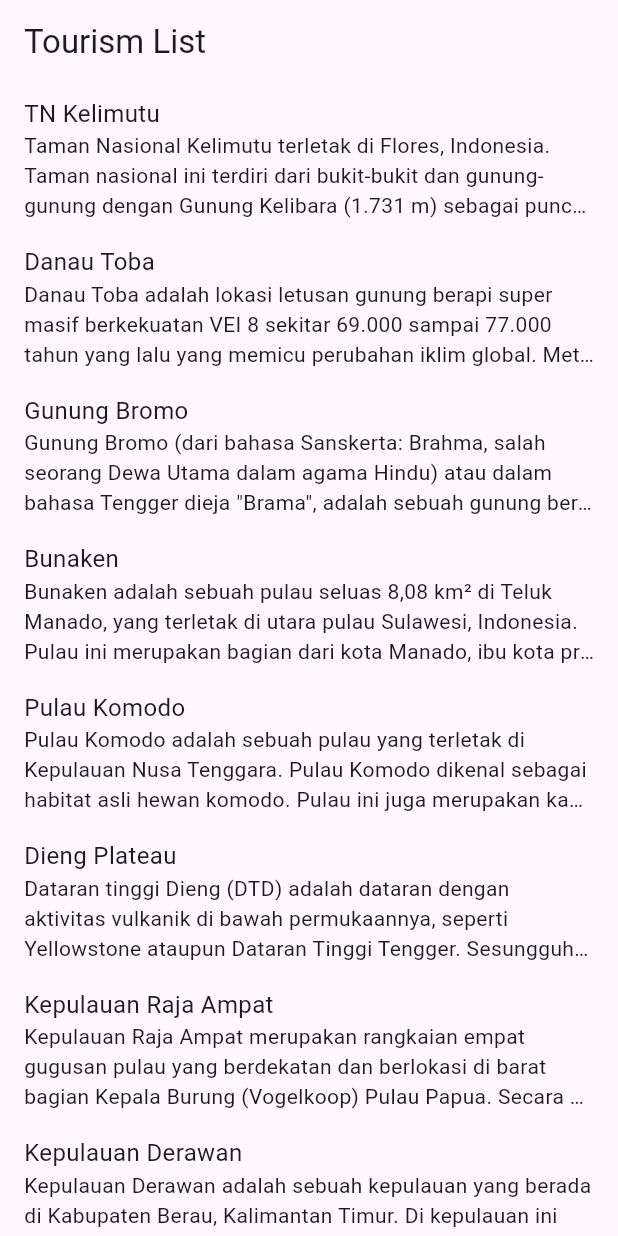
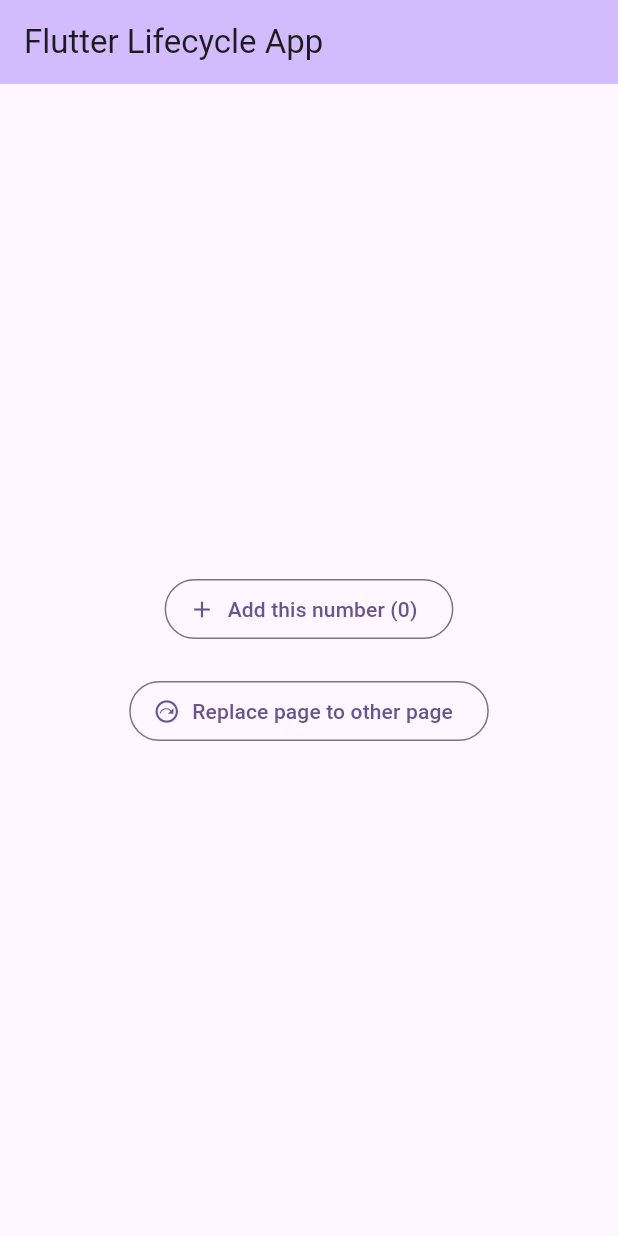
Before and after one commit to mrisqikhasani/Learn-Funda-Flutter, a Flutter app: the screen it shows after launch, on a phone screen of 412 x 824 dp. Run offline on Flutter 3.47's test engine with Material 3 defaults, Android fonts, the phone set to English and light mode, and no system bars.

Commit message:
add lifecyle

```diff
--- a/lib/main.dart
+++ b/lib/main.dart
@@ -1,22 +1,29 @@
 import 'package:flutter/material.dart';
-import 'package:practice_class/screen/home/home_screen.dart';
+
+import 'my_stateful_widget_page.dart';
 
 void main() {
   runApp(const MyApp());
 }
 
-class MyApp extends StatelessWidget {
+class MyApp extends StatefulWidget {
   const MyApp({super.key});
+
+  @override
+  State<MyApp> createState() => _MyAppState();
+}
+
+class _MyAppState extends State<MyApp> {
 
   @override
   Widget build(BuildContext context) {
     return MaterialApp(
-     title: 'Flutter Demo',
+      title: 'Flutter Lifecycle App',
       theme: ThemeData(
         colorScheme: ColorScheme.fromSeed(seedColor: Colors.deepPurple),
         useMaterial3: true,
       ),
-     home: HomeScreen(),
+      home: const MyStatefulWidget(),
     );
   }
 }
--- a/lib/model/tourism.dart
+++ /dev/null
@@ -1,168 +0,0 @@
-class Tourism {
-  final int id;
-  final String name;
-  final String description;
-  final String address;
-  final double longitude;
-  final double latitude;
-  final int like;
-  final String image;
-
-  Tourism({
-    required this.id,
-    required this.name,
-    required this.description,
-    required this.address,
-    required this.longitude,
-    required this.latitude,
-    required this.like,
-    required this.image,
-  });
-}
-
- final List<Tourism> tourismList = [
-    Tourism(
-      id: 1,
-      name: 'TN Kelimutu',
-      description:
-          'Taman Nasional Kelimutu terletak di Flores, Indonesia. Taman nasional ini terdiri dari bukit-bukit dan gunung-gunung dengan Gunung Kelibara (1.731 m) sebagai puncak tertinggi. Gunung Kelimutu, terdapat danau Danau tiga warna yang juga merupakan tempat dari Taman Nasional Kelimutu.\n\nDi dalam Taman Nasional Kelimutu, terdapat arboretum, hutan kecil seluas 4,5 hektare yang mewakili koleksi keanekaragaman flora di daerah tersebut. Di sana terdapat 78 jenis pohon yang dikelompokkan ke dalam 36 suku. Beberapa koleksi flora yang merupakan endemik Kelimutu adalah uta onga (Begonia kelimutuensis), turuwara (Rhododendron renschianum), dan arngoni (Vaccinium varingiaefolium).',
-      address: 'Detusoko, Kabupaten Ende, NTT',
-      longitude: 121.791432,
-      latitude: -8.7415482,
-      like: 57,
-      image:
-          'https://upload.wikimedia.org/wikipedia/commons/thumb/8/83/Kelimutu_2008-08-08.jpg/800px-Kelimutu_2008-08-08.jpg',
-    ),
-    Tourism(
-      id: 2,
-      name: 'Danau Toba',
-      description:
-          'Danau Toba adalah lokasi letusan gunung berapi super masif berkekuatan VEI 8 sekitar 69.000 sampai 77.000 tahun yang lalu yang memicu perubahan iklim global. Metode penanggalan terkini menetapkan bahwa 74.000 tahun yang lalu lebih akurat. Letusan ini merupakan letusan eksplosif terbesar di Bumi dalam kurun 25 juta tahun terakhir. Menurut teori bencana Toba, letusan ini berdampak besar bagi populasi manusia di seluruh dunia; dampak letusan menewaskan sebagian besar manusia yang hidup waktu itu dan diyakini menyebabkan penyusutan populasi di Afrika timur tengah dan India sehingga memengaruhi genetika populasi manusia di seluruh dunia sampai sekarang.',
-      address: 'Kota Pematang Siantar, Sumatera Utara',
-      longitude: 98.8932576,
-      latitude: 2.6540427,
-      like: 12,
-      image:
-          'https://cdn.pixabay.com/photo/2016/12/09/11/51/lake-toba-1894746_960_720.jpg',
-    ),
-    Tourism(
-      id: 3,
-      name: 'Gunung Bromo',
-      description:
-          'Gunung Bromo (dari bahasa Sanskerta: Brahma, salah seorang Dewa Utama dalam agama Hindu) atau dalam bahasa Tengger dieja "Brama", adalah sebuah gunung berapi aktif di Jawa Timur, Indonesia. Gunung ini memiliki ketinggian 2.329 meter di atas permukaan laut dan berada dalam empat wilayah kabupaten, yakni Kabupaten Probolinggo, Kabupaten Pasuruan, Kabupaten Lumajang, dan Kabupaten Malang. Gunung Bromo terkenal sebagai objek wisata utama di Jawa Timur. Sebagai sebuah objek wisata, Bromo menjadi menarik karena statusnya sebagai gunung berapi yang masih aktif. Gunung Bromo termasuk dalam kawasan Taman Nasional Bromo Tengger Semeru.\n\nBentuk tubuh Gunung Bromo bertautan antara lembah dan ngarai dengan kaldera atau lautan pasir seluas sekitar 10 kilometer persegi. Ia mempunyai sebuah kawah dengan garis tengah ± 800 meter (utara-selatan) dan ± 600 meter (timur-barat). Sedangkan daerah bahayanya berupa lingkaran dengan jari-jari 4 km dari pusat kawah Bromo.',
-      address: 'Podokoyo, Tosari, Pasuruan',
-      longitude: 112.9355026,
-      latitude: -7.9424931,
-      like: 88,
-      image:
-          'https://images.unsplash.com/photo-1505993597083-3bd19fb75e57?ixlib=rb-1.2.1&ixid=eyJhcHBfaWQiOjEyMDd9&auto=format&fit=crop&w=1354&q=80',
-    ),
-    Tourism(
-      id: 4,
-      name: 'Bunaken',
-      description:
-          'Bunaken adalah sebuah pulau seluas 8,08 km² di Teluk Manado, yang terletak di utara pulau Sulawesi, Indonesia. Pulau ini merupakan bagian dari kota Manado, ibu kota provinsi Sulawesi Utara, Indonesia. Pulau Bunaken dapat di tempuh dengan kapal cepat (speed boat) atau kapal sewaan dengan perjalanan sekitar 30 menit dari pelabuhan kota Manado. Di sekitar pulau Bunaken terdapat taman laut Bunaken yang merupakan bagian dari Taman Nasional Bunaken. Taman laut ini memiliki biodiversitas kelautan salah satu yang tertinggi di dunia. Selam scuba menarik banyak pengunjung ke pulau ini. Secara keseluruhan taman laut Bunaken meliputi area seluas 75.265 hektare dengan lima pulau yang berada di dalamnya, yakni Pulau Manado Tua (Manarauw), Pulau Bunaken, Pulau Siladen, Pulau Mantehage berikut beberapa anak pulaunya, dan Pulau Naen. Meskipun meliputi area 75.265 hektare, lokasi penyelaman (diving) hanya terbatas di masing-masing pantai yang mengelilingi kelima pulau itu.',
-      address: 'Bunaken, Kabupaten Minahasa, Sulawesi Utara.',
-      longitude: 124.7601806,
-      latitude: 1.6231908,
-      like: 60,
-      image:
-          'https://upload.wikimedia.org/wikipedia/commons/thumb/5/5a/Sunset_at_Bunaken_Island%2C_Sulawesi%2C_2016.jpg/800px-Sunset_at_Bunaken_Island%2C_Sulawesi%2C_2016.jpg',
-    ),
-    Tourism(
-      id: 5,
-      name: 'Pulau Komodo',
-      description:
-          'Pulau Komodo adalah sebuah pulau yang terletak di Kepulauan Nusa Tenggara. Pulau Komodo dikenal sebagai habitat asli hewan komodo. Pulau ini juga merupakan kawasan Taman Nasional Komodo yang dikelola oleh Pemerintah Pusat. Pulau Komodo berada di sebelah timur Pulau Sumbawa, yang dipisahkan oleh Selat Sape. Di Pulau Komodo, hewan komodo hidup dan berkembang biak dengan baik. Hingga Agustus 2009, di pulau ini terdapat sekitar 1300 ekor komodo. Ditambah dengan pulau lain, seperti Pulau Rinca dan dan Gili Motang, jumlah mereka keseluruhan mencapai sekitar 2500 ekor. Ada pula sekitar 100 ekor komodo di Cagar Alam Wae Wuul di daratan Pulau Flores tapi tidak termasuk wilayah Taman Nasional Komodo.',
-      address: 'Kabupaten Manggarai Barat, NTT',
-      longitude: 119.332549,
-      latitude: -8.5892072,
-      like: 56,
-      image:
-          'https://cdn.pixabay.com/photo/2020/03/21/19/40/komodo-trekking-4955035_960_720.jpg',
-    ),
-    Tourism(
-      id: 6,
-      name: 'Dieng Plateau',
-      description:
-          'Dataran tinggi Dieng (DTD) adalah dataran dengan aktivitas vulkanik di bawah permukaannya, seperti Yellowstone ataupun Dataran Tinggi Tengger. Sesungguhnya ia adalah kaldera dengan gunung-gunung di sekitarnya sebagai tepinya. Terdapat banyak kawah sebagai tempat keluarnya gas, uap air dan berbagai material vulkanik lainnya. Keadaan ini sangat berbahaya bagi penduduk yang menghuni wilayah itu, terbukti dengan adanya bencana letusan gas Kawah Sinila 1979. Tidak hanya gas beracun, tetapi juga dapat dimungkinkan terjadi gempa bumi, letusan lumpur, tanah longsor, dan banjir.',
-      address: 'Batur, Banjarnegara, Jawa Tengah',
-      longitude: 109.8994385,
-      latitude: -7.2149012,
-      like: 46,
-      image:
-          'https://cdn.pixabay.com/photo/2018/12/03/14/01/mount-prau-3853489_960_720.jpg',
-    ),
-    Tourism(
-      id: 7,
-      name: 'Kepulauan Raja Ampat',
-      description:
-          'Kepulauan Raja Ampat merupakan rangkaian empat gugusan pulau yang berdekatan dan berlokasi di barat bagian Kepala Burung (Vogelkoop) Pulau Papua. Secara administrasi, gugusan ini berada di bawah Kabupaten Raja Ampat, Provinsi Papua Barat. Kepulauan ini sekarang menjadi tujuan para penyelam yang tertarik akan keindahan pemandangan bawah lautnya. Empat gugusan pulau yang menjadi anggotanya dinamakan menurut empat pulau terbesarnya, yaitu Pulau Waigeo, Pulau Misool, Pulau Salawati, dan Pulau Batanta.',
-      address: 'Kabupaten Raja Ampat, Papua Barat',
-      longitude: 130.5079122,
-      latitude: -0.233333,
-      like: 10,
-      image:
-          'https://images.unsplash.com/photo-1516690561799-46d8f74f9abf?ixlib=rb-1.2.1&ixid=eyJhcHBfaWQiOjEyMDd9&auto=format&fit=crop&w=1350&q=80',
-    ),
-    Tourism(
-      id: 8,
-      name: 'Kepulauan Derawan',
-      description:
-          'Kepulauan Derawan adalah sebuah kepulauan yang berada di Kabupaten Berau, Kalimantan Timur. Di kepulauan ini terdapat sejumlah objek wisata bahari menawan, salah satunya Taman Bawah Laut yang diminati wisatawan mancanegara terutama para penyelam kelas dunia.\n\nKepulauan Derawan memiliki tiga kecamatan yaitu, Pulau Derawan, Maratua, dan Biduk Biduk, Berau.\n\nSedikitnya ada empat pulau yang terkenal di kepulauan tersebut, yakni Pulau Maratua, Derawan, Sangalaki, dan Kakaban yang ditinggali satwa langka penyu hijau dan penyu sisik.',
-      address: 'Kabupaten Berau, Kalimantan Timur',
-      longitude: 118.2414973,
-      latitude: 2.2842912,
-      like: 5,
-      image:
-          'https://upload.wikimedia.org/wikipedia/commons/4/4e/Derawan_Island_East_Kalimantan.jpg',
-    ),
-    Tourism(
-      id: 9,
-      name: 'Kawah Putih',
-      description:
-          'Kawah Putih adalah sebuah tempat wisata di Jawa Barat yang terletak di desa Alam Endah, Kecamatan Rancabali, Kabupaten Bandung Jawa Barat yang terletak di kaki Gunung Patuha. Kawah putih merupakan sebuah danau yang terbentuk dari letusan Gunung Patuha. Tanah yang bercampur belerang di sekitar kawah ini berwarna putih, lalu warna air yang berada di kawah ini berwarna putih kehijauan, yang unik dari kawah ini adalah airnya kadang berubah warna. Danau Kawah Putih sendiri berada pada ketinggian 2194 m tapi luas total Danau Kawah Putih 25 ha yang dipakai wisata 5 ha dan lokasi kawah sendiri 3 ha',
-      address: 'Sugihmukti, Kec. Pasirjambu, Bandung',
-      longitude: 107.399951,
-      latitude: -7.166154,
-      like: 94,
-      image:
-          'https://upload.wikimedia.org/wikipedia/commons/thumb/f/ff/Kawah_Putih_from_the_bottom%2C_Bandung_Regency%2C_2014-08-21.jpg/800px-Kawah_Putih_from_the_bottom%2C_Bandung_Regency%2C_2014-08-21.jpg',
-    ),
-    Tourism(
-      id: 10,
-      name: 'Pantai Tanjung Tinggi',
-      description:
-          'Keistimewaan dari pantai ini adalah batu granit yang beraneka ragam ukurannya, dari yang hanya beberapa meter kubik hingga ratusan meter kubik. Saat matahari mulai terbenam pantai tanjung tinggi akan memancarkan pesona kecantikaannya yang luar biasa. Dengan keindahan pantai yang memiliki khas tersendiri sehingga membuat pantai tanjung tinggi banyak dikenal oleh para wisatawan luar daerah maupun luar negeri. Pantai Tanjung Tinggi ini pernah dijadikan lokasi shuting film Laskar Pelangi dan Sang Pemimpi, jadi tak jarang para wisatawan luar menyebut pantai tanjung tinggi ini dengan sebutan pantai Laskar Pelangi.',
-      address: 'Kecamatan Sijuk, Kabupaten Belitung, Bangka Belitung',
-      longitude: 107.7115838,
-      latitude: -2.5517187,
-      like: 78,
-      image:
-          'https://upload.wikimedia.org/wikipedia/commons/thumb/2/26/Tanjung_Tinggi_Beach%2C_Bangka-Belitung_Province%2C_Indonesia.jpg/800px-Tanjung_Tinggi_Beach%2C_Bangka-Belitung_Province%2C_Indonesia.jpg',
-    ),
-    Tourism(
-      id: 11,
-      name: 'Banda Neira',
-      description:
-          'Banda Neira menawarkan keindahan alam yang menakjubkan. Pulau-pulau di sekitarnya dikelilingi oleh air laut yang jernih dan berwarna biru kehijauan. Snorkeling dan menyelam di perairan ini akan memperkenalkan Anda pada keanekaragaman hayati bawah laut yang memukau, termasuk terumbu karang yang indah dan ikan-ikan warna-warni. Jangan lewatkan pula Gunung Api, sebuah gunung berapi yang menjulang tinggi dan dapat diakses dengan mendaki. Dari puncaknya, Anda akan disuguhi panorama luar biasa dari kepulauan ini. Banda Neira adalah tempat di mana sejarah dan keindahan alam berkumpul, menjadikannya destinasi wisata yang mempesona bagi para pengunjung yang mencari petualangan dan keunikan.',
-      address: 'Kepulauan Banda, Maluku',
-      longitude: 129.9167,
-      latitude: -4.5333,
-      like: 103,
-      image:
-          'https://upload.wikimedia.org/wikipedia/commons/thumb/a/aa/Bandaneira-0039.JPG/1600px-Bandaneira-0039.JPG',
-    ),
-    Tourism(
-      id: 12,
-      name: 'Air Terjun Wafsarak',
-      description:
-          'Air Terjun Wafsarak, tersembunyi di pedalaman Papua, memukau pengunjung dengan keindahan alam yang masih alami dan menakjubkan. Terletak di tengah hutan hujan yang lebat, air terjun ini menawarkan pemandangan spektakuler dengan air yang jatuh dari ketinggian dan membentuk kolam air yang jernih di bawahnya. Suasana sekitar yang hijau dan segar menambah pesona tempat ini, sementara suara gemericik air yang tenang memberikan pengalaman yang menenangkan. Mencapai Air Terjun Wafsarak mungkin melibatkan petualangan melewati jalur-jalur hutan dan sungai, tetapi keindahan alam yang memukau di ujung perjalanan membuat setiap upaya terbayar. Tempat ini adalah surga tersembunyi yang mengundang para pencinta alam dan petualang untuk menjelajahi keajaiban alam Papua yang autentik.',
-      address: 'Biak Utara, Papua Barat',
-      longitude: 135.3712612,
-      latitude: -0.7914797,
-      like: 103,
-      image:
-          'https://ik.imagekit.io/tvlk/blog/2021/12/Destinasi-Wisata-Biak-Numfor-Air-Terjun-Wafsarak-Shutterstock.jpg?tr=dpr-2,w-675',
-    ),
-  ];
--- /dev/null
+++ b/lib/my_stateful_widget_page.dart
@@ -0,0 +1,82 @@
+import 'package:flutter/material.dart';
+import 'package:practice_class/my_stateless_widget_page.dart';
+
+class MyStatefulWidget extends StatefulWidget {
+  const MyStatefulWidget({super.key});
+
+  @override
+  State<MyStatefulWidget> createState() => _MyStatefulWidgetState();
+}
+
+class _MyStatefulWidgetState extends State<MyStatefulWidget> {
+  int _counter = 0;
+
+  @override
+  void initState() {
+    super.initState();
+    debugPrint("widget-initState");
+  }
+
+  @override
+  void didChangeDependencies() {
+    super.didChangeDependencies();
+    debugPrint("widget-didChangeDependencies");
+  }
+
+  @override
+  void setState(VoidCallback fn) {
+    super.setState(fn);
+    debugPrint("widget-setState");
+  }
+
+  @override
+  void dispose() {
+    debugPrint("widget-dispose");
+    super.dispose();
+  }
+
+  void _incrementCounter() {
+    setState(() {
+      _counter++;
+    });
+  }
+
+  void _nextPage() {
+    Navigator.pushReplacement(
+      context,
+      PageRouteBuilder(
+        pageBuilder: (context, animation, secondaryAnimation) =>
+            const MyStatelessWidget(),
+      ),
+    );
+  }
+
+  @override
+  Widget build(BuildContext context) {
+    debugPrint("widget-build");
+    return Scaffold(
+      appBar: AppBar(
+        backgroundColor: Theme.of(context).colorScheme.inversePrimary,
+        title: const Text('Flutter Lifecycle App'),
+      ),
+      body: Center(
+        child: Column(
+          mainAxisAlignment: MainAxisAlignment.center,
+          children: <Widget>[
+            OutlinedButton.icon(
+              onPressed: _incrementCounter,
+              icon: const Icon(Icons.add),
+              label: Text("Add this number ($_counter)"),
+            ),
+            const SizedBox.square(dimension: 20),
+            OutlinedButton.icon(
+              onPressed: _nextPage,
+              icon: const Icon(Icons.next_plan_outlined),
+              label: const Text("Replace page to other page"),
+            ),
+          ],
+        ),
+      ),
+    );
+  }
+}
--- /dev/null
+++ b/lib/my_stateless_widget_page.dart
@@ -0,0 +1,41 @@
+import 'package:flutter/material.dart';
+import 'package:practice_class/my_stateful_widget_page.dart';
+
+class MyStatelessWidget extends StatelessWidget {
+  const MyStatelessWidget({super.key});
+
+  void _nextPage(BuildContext context) {
+    Navigator.pushReplacement(
+        context,
+        PageRouteBuilder(
+          pageBuilder: (context, animation, secondaryAnimation) =>
+              const MyStatefulWidget(),
+        ));
+  }
+
+  @override
+  Widget build(BuildContext context) {
+    return Scaffold(
+      appBar: AppBar(
+        backgroundColor: Theme.of(context).colorScheme.inversePrimary,
+        title: const Text("My Stateless Widget"),
+      ),
+      body: Center(
+        child: Column(
+          mainAxisAlignment: MainAxisAlignment.center,
+          children: [
+            const Text(
+              'You have pushed this button to go to MyStatefulWidget page',
+            ),
+            FloatingActionButton.small(
+              heroTag: "btn_next_to_stateful_widget",
+              onPressed: () => _nextPage(context),
+              tooltip: 'Next',
+              child: const Icon(Icons.next_plan_outlined),
+            ),
+          ],
+        ),
+      ),
+    );
+  }
+}
--- a/lib/screen/home/home_screen.dart
+++ /dev/null
@@ -1,26 +0,0 @@
-import 'package:flutter/material.dart';
-import 'package:practice_class/model/tourism.dart';
-import 'package:practice_class/screen/home/tourism_card_widget.dart';
-
-class HomeScreen extends StatelessWidget {
-  const HomeScreen({
-    super.key,
-  });
-
-  @override
-  Widget build(BuildContext context) {
-    return Scaffold(
-      appBar: AppBar(
-        title: const Text("Tourism List"),
-      ),
-      body: ListView.builder(
-        itemCount: tourismList.length,
-        itemBuilder: (context, index) {
-          final tourism = tourismList[index];
-
-          return TourismCard(tourism: tourism);
-        },
-      ),
-    );
-  }
-}
--- a/lib/screen/home/tourism_card_widget.dart
+++ /dev/null
@@ -1,40 +0,0 @@
-import 'package:flutter/material.dart';
-import 'package:practice_class/model/tourism.dart';
-
-class TourismCard extends StatelessWidget {
-  const TourismCard({
-    super.key,
-    required this.tourism,
-  });
-
-  final Tourism tourism;
-
-  @override
-  Widget build(BuildContext context) {
-    return Padding(
-      padding: const EdgeInsets.symmetric(
-        vertical: 8,
-        horizontal: 16,
-      ),
-      child: Column(
-        crossAxisAlignment: CrossAxisAlignment.start,
-        mainAxisAlignment: MainAxisAlignment.start,
-        mainAxisSize: MainAxisSize.min,
-        children: [
-          Text(
-            tourism.name,
-            style: const TextStyle(
-              fontSize: 16,
-            ),
-          ),
-          Text(
-            tourism.description,
-            maxLines: 3,
-            overflow: TextOverflow.ellipsis,
-            softWrap: true,
-          ),
-        ],
-      ),
-    );
-  }
-}
```
Lines whose indentation alone changed are shown as unchanged.
